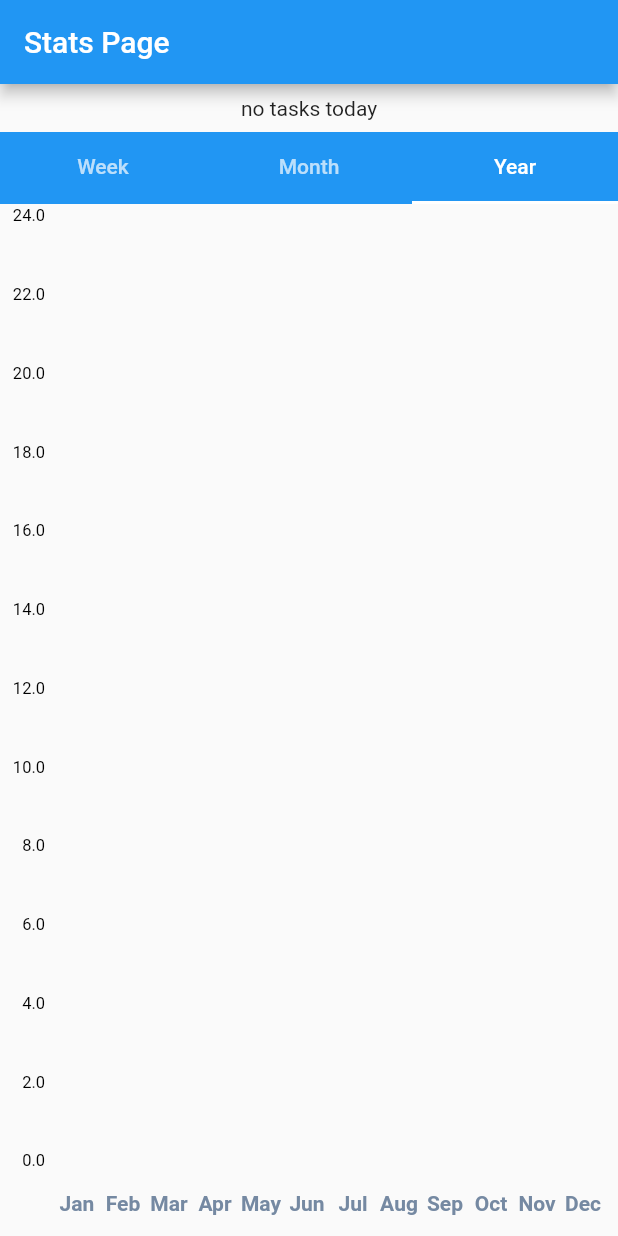
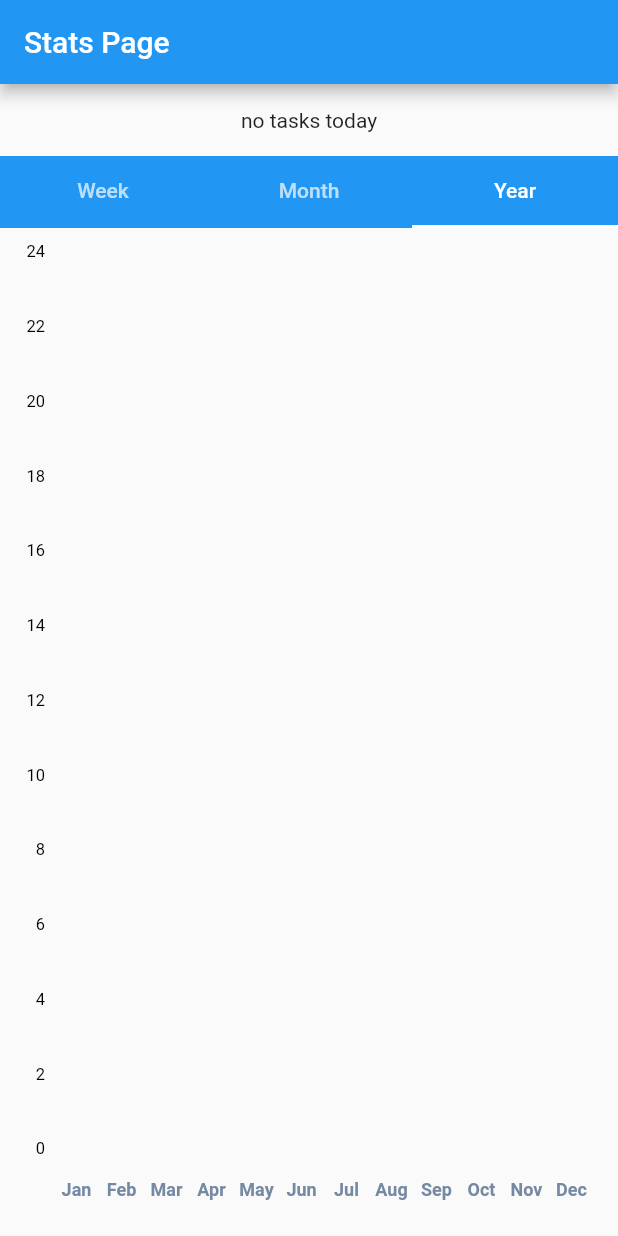
Before and after one commit to ayz122004/carrot, a Flutter app: the StatPage screen opened directly, tab 3 chosen, on a phone screen of 412 x 824 dp. Run offline on Flutter 3.47's test engine with Material 2 defaults, Android fonts, the phone set to English and light mode, and no system bars; drawn by our look-alikes of fl_chart; our stand-ins replace fluttertoast.

Commit message:
styled progress bar and yearly chart

```diff
--- a/lib/Pages/stat_page.dart
+++ b/lib/Pages/stat_page.dart
@@ -77,12 +77,13 @@ class _StatPageState extends State<StatPage> with TickerProviderStateMixin {
       }
     }
 
+    //Daily Progress Bar
     Widget progressBar() {
       getDayList();
       if (dayList[1] == 0) {
-        //prevent zero division exception
+        //prevents zero division exception
         return const Padding(
-          padding: EdgeInsets.all(8.0),
+          padding: EdgeInsets.all(16.0),
           child: Text("no tasks today"),
         );
       }
@@ -91,7 +92,10 @@ class _StatPageState extends State<StatPage> with TickerProviderStateMixin {
         child: RotatedBox(
           quarterTurns: 1,
           child: Card(
-            shape: RoundedRectangleBorder(borderRadius: BorderRadius.circular(6)),
+            shape:
+                RoundedRectangleBorder(borderRadius: BorderRadius.circular(6)),
+            child: Padding(
+              padding: const EdgeInsets.fromLTRB(8, 24, 8, 24),
               child: BarChart(
                 BarChartData(
                   alignment: BarChartAlignment.spaceAround,
@@ -112,7 +116,9 @@ class _StatPageState extends State<StatPage> with TickerProviderStateMixin {
                       showTitles: true,
                       margin: 20,
                       getTitles: (double value) {
-                      if (value % 25 == 0) return value.toInt().toString();
+                        if (value % 25 == 0) {
+                          return "${value.toInt().toString()}%";
+                        }
                         return "";
                       },
                     ),
@@ -125,11 +131,21 @@ class _StatPageState extends State<StatPage> with TickerProviderStateMixin {
                       x: 0,
                       barRods: [
                         BarChartRodData(
-                          y: dayList[0] / dayList[1] * 100,
-                          colors: [Colors.lightBlueAccent, Colors.greenAccent])
+                          y: 100,
+                          colors: [Colors.black12],
+                          rodStackItems: [
+                            BarChartRodStackItem(
+                                0,
+                                (dayList[0] / dayList[1] * 100),
+                                Colors.lightBlue),
+                          ],
+                          borderRadius:
+                              const BorderRadius.all(Radius.circular(16)),
+                        ),
                       ],
                     ),
                   ],
+                ),
               ),
             ),
           ),
@@ -199,15 +215,26 @@ class _StatPageState extends State<StatPage> with TickerProviderStateMixin {
     Widget monthChart() {
       //TODO: @ANY make this chart sideways
       getMonthList();
-      return Padding(
+      return RotatedBox(
+        quarterTurns: 1,
+        child: Padding(
           padding: const EdgeInsets.all(8.0),
           child: BarChart(
             BarChartData(
               alignment: BarChartAlignment.spaceAround,
               maxY: 24,
+              axisTitleData: FlAxisTitleData(
+                show: true,
+                rightTitle: AxisTitle(
+                  showTitle: true,
+                  titleText: "Hours",
+                ),
+              ),
               titlesData: FlTitlesData(
                 show: true,
-              leftTitles: SideTitles(
+                leftTitles: SideTitles(showTitles: false),
+                rightTitles: SideTitles(
+                    rotateAngle: 270,
                     showTitles: true,
                     getTitles: (double value) {
                       if (value.toInt().isEven) return value.toInt().toString();
@@ -216,6 +243,7 @@ class _StatPageState extends State<StatPage> with TickerProviderStateMixin {
                     //margin: 20;
                     ),
                 bottomTitles: SideTitles(
+                  rotateAngle: 270,
                   showTitles: true,
                   getTextStyles: (value) => const TextStyle(
                       color: Color(0xff7589a2),
@@ -243,13 +271,14 @@ class _StatPageState extends State<StatPage> with TickerProviderStateMixin {
               ],
             ),
           ),
+        ),
       );
     }
 
     Widget yearChart() {
       getYearList();
       return Padding(
-        padding: const EdgeInsets.all(8.0),
+        padding: const EdgeInsets.fromLTRB(8, 16, 16, 16),
         child: BarChart(
           BarChartData(
             alignment: BarChartAlignment.spaceAround,
@@ -259,7 +288,8 @@ class _StatPageState extends State<StatPage> with TickerProviderStateMixin {
               leftTitles: SideTitles(
                   showTitles: true,
                   getTitles: (double value) {
-                    return value.toString();
+                    if (value.toInt().isEven) return value.toInt().toString();
+                    return "";
                   }
                   //margin: 20;
                   ),
@@ -268,7 +298,7 @@ class _StatPageState extends State<StatPage> with TickerProviderStateMixin {
                 getTextStyles: (value) => const TextStyle(
                     color: Color(0xff7589a2),
                     fontWeight: FontWeight.bold,
-                    fontSize: 14),
+                    fontSize: 12),
                 margin: 20,
                 getTitles: (double value) {
                   List<String> _months = [
```
Lines whose indentation alone changed are shown as unchanged.
